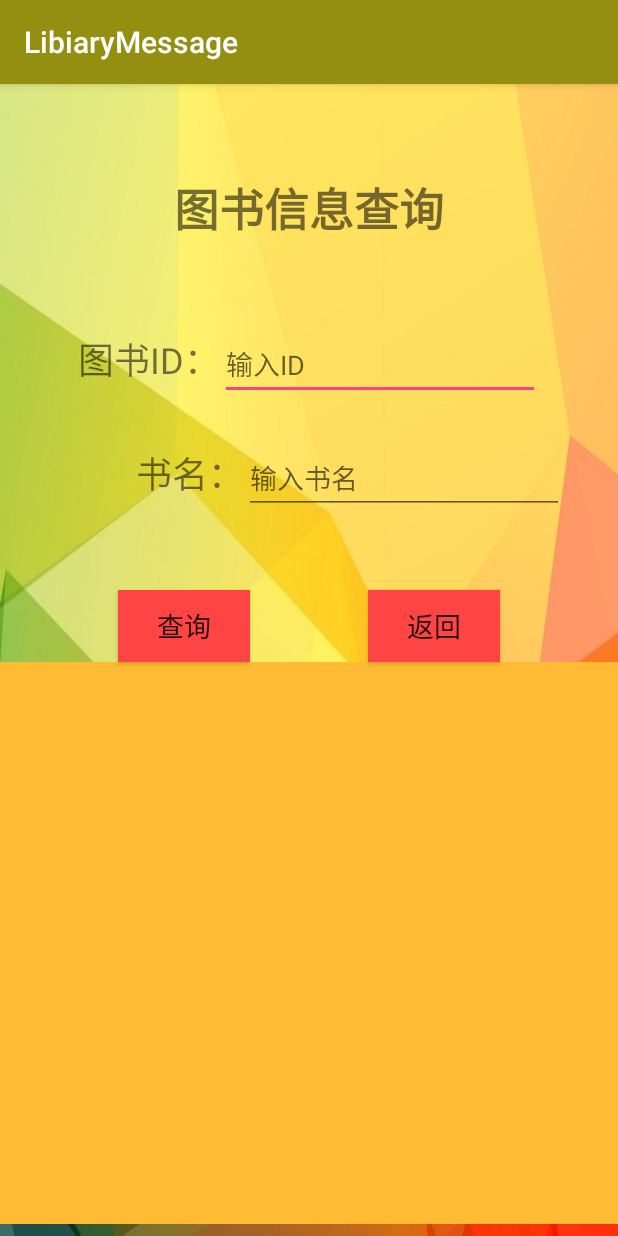
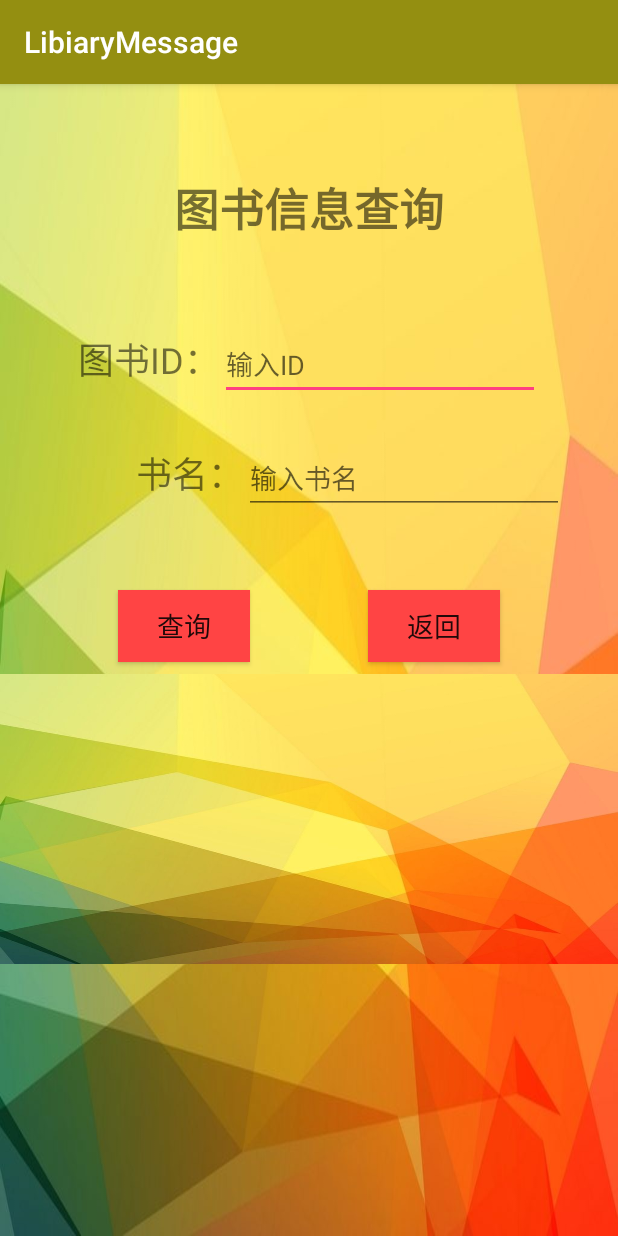
Before and after one commit to zjx1711605034/M171, an Android app: the TushucxActivity screen opened directly, with no data from a screen before it, on a phone screen of 412 x 824 dp. Run offline under Robolectric (Android 15) with nearby library versions, the phone set to English and light mode, and no system bars.

Commit message:
修改与添加

```diff
--- a/app/src/main/java/com/example/yt/libiarymessage/TushucxActivity.java
+++ b/app/src/main/java/com/example/yt/libiarymessage/TushucxActivity.java
@@ -1,22 +1,35 @@
 package com.example.yt.libiarymessage;
 
 import android.content.Intent;
+import android.database.sqlite.SQLiteDatabase;
+import android.os.ConditionVariable;
 import android.support.v7.app.AppCompatActivity;
 import android.os.Bundle;
 import android.view.View;
 import android.widget.Button;
 
+import java.sql.SQLData;
+
 public class TushucxActivity extends AppCompatActivity {
-    Button btnReturn;
+    Button btnReturn,btncheck;
 
     @Override
     protected void onCreate(Bundle savedInstanceState) {
         super.onCreate(savedInstanceState);
         setContentView(R.layout.activity_tushucx);
         btnReturn=findViewById(R.id.btn_tushu_return);
+        btncheck=findViewById(R.id.btn_tushu_check);
         btnReturn.setOnClickListener(new View.OnClickListener() {
             @Override
             public void onClick(View v) {
+                    String ID;
+                    String name;
+                SQLiteDatabase db;
+                ConditionVariable variable;
+                switch (v.getId()){
+                    case R.id.btn_tushu_check:
+
+                }
                 Intent intent=new Intent(TushucxActivity.this,MainActivity.class);
                 startActivity(intent);
             }
--- a/app/src/main/res/layout/activity_tushucx.xml
+++ b/app/src/main/res/layout/activity_tushucx.xml
@@ -76,14 +76,16 @@
     <TextView
         android:id="@+id/tv_main_show"
         android:layout_width="0dp"
-        android:layout_height="0dp"
+        android:layout_height="193dp"
+        android:layout_marginTop="8dp"
         android:layout_marginBottom="8dp"
-        android:background="@android:color/holo_orange_light"
+        android:background="@drawable/timg"
         app:layout_constraintBottom_toBottomOf="parent"
         app:layout_constraintEnd_toEndOf="parent"
         app:layout_constraintHorizontal_bias="0.0"
         app:layout_constraintStart_toStartOf="parent"
-        app:layout_constraintTop_toBottomOf="@+id/btn_tushu_check" />
+        app:layout_constraintTop_toBottomOf="@+id/btn_tushu_check"
+        app:layout_constraintVertical_bias="0.0" />
 
     <Button
         android:id="@+id/btn_tushu_check"
```
Also changed, not shown: app/src/main/java/com/example/yt/libiarymessage/LuruActivity.java (+16 -1 lines).
